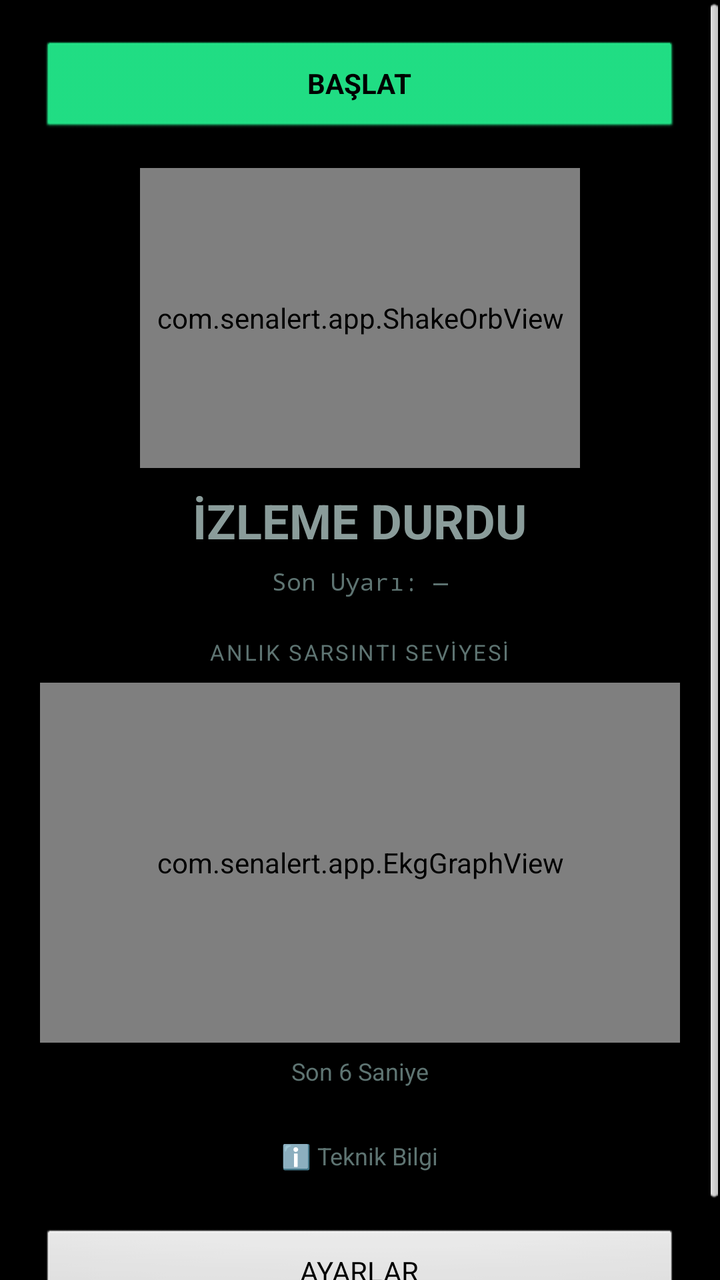
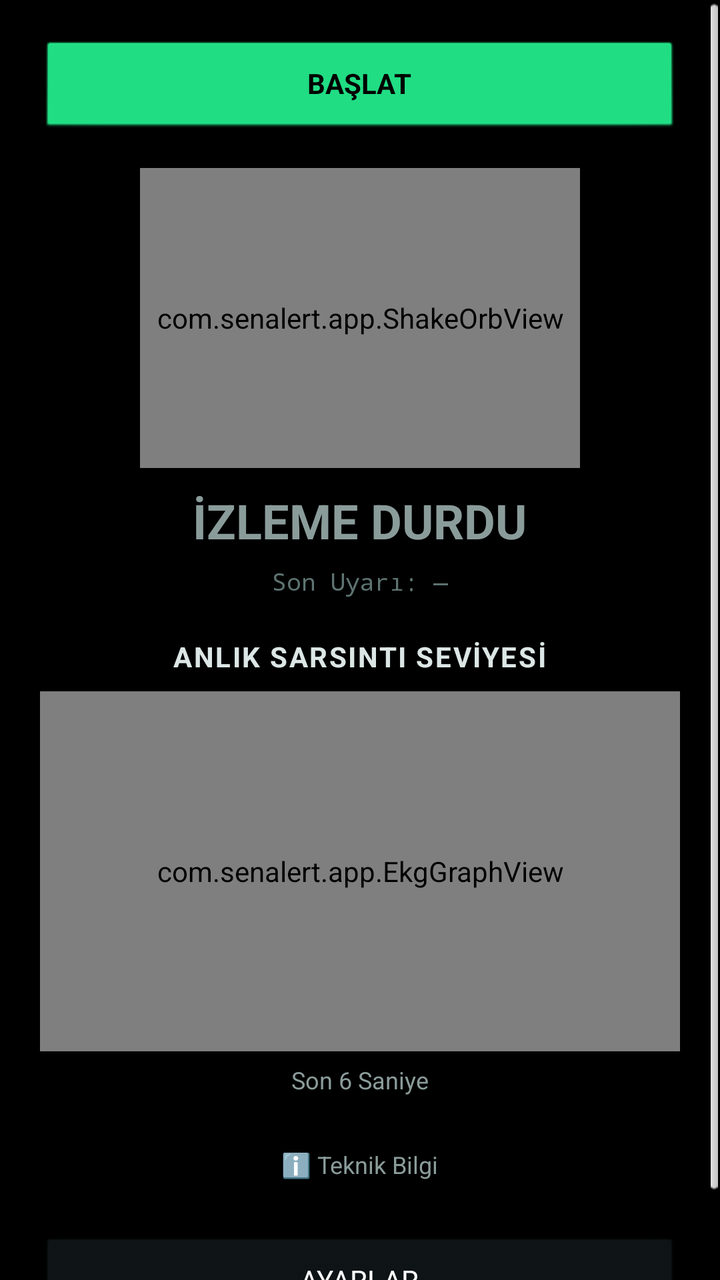

An Android layout rendered at two revisions. The XML below is the earlier revision; the diff shows what the commit changed to produce the second picture.
<!-- AndroidManifest.xml: application theme android:Theme.Black.NoTitleBar -->
<!-- res/layout/activity_main.xml -->
<?xml version="1.0" encoding="utf-8"?>
<ScrollView xmlns:android="http://schemas.android.com/apk/res/android"
    android:id="@+id/rootLayout"
    android:layout_width="match_parent"
    android:layout_height="match_parent"
    android:background="#05070707">

    <LinearLayout
        android:layout_width="match_parent"
        android:layout_height="wrap_content"
        android:orientation="vertical"
        android:padding="20dp">

        <Button
            android:id="@+id/btnToggle"
            android:layout_width="match_parent"
            android:layout_height="wrap_content"
            android:text="BAŞLAT"
            android:backgroundTint="#22E88A"
            android:textColor="#000000"
            android:textStyle="bold"/>

        <com.senalert.app.ShakeOrbView
            android:id="@+id/orbView"
            android:layout_width="220dp"
            android:layout_height="150dp"
            android:layout_gravity="center_horizontal"
            android:layout_marginTop="16dp"/>

        <TextView
            android:id="@+id/stateText"
            android:layout_width="wrap_content"
            android:layout_height="wrap_content"
            android:layout_gravity="center_horizontal"
            android:layout_marginTop="10dp"
            android:text="İZLEME DURDU"
            android:textColor="#8A9C9A"
            android:textSize="24sp"
            android:textStyle="bold"/>

        <TextView
            android:id="@+id/lastAlertText"
            android:layout_width="wrap_content"
            android:layout_height="wrap_content"
            android:layout_gravity="center_horizontal"
            android:layout_marginTop="6dp"
            android:text="Son Uyarı: —"
            android:textColor="#5E7472"
            android:textSize="12sp"
            android:fontFamily="monospace"/>

        <TextView
            android:id="@+id/alertBar"
            android:layout_width="match_parent"
            android:layout_height="wrap_content"
            android:layout_marginTop="16dp"
            android:padding="14dp"
            android:gravity="center"
            android:visibility="gone"
            android:textColor="#000000"
            android:textSize="16sp"
            android:textStyle="bold"
            android:background="#808080"/>

        <Button
            android:id="@+id/btnMute"
            android:layout_width="match_parent"
            android:layout_height="wrap_content"
            android:layout_marginTop="12dp"
            android:text="SUSTUR"
            android:backgroundTint="#FF3B30"
            android:textColor="#FFFFFF"
            android:visibility="gone"/>

        <TextView
            android:layout_width="wrap_content"
            android:layout_height="wrap_content"
            android:layout_gravity="center_horizontal"
            android:layout_marginTop="20dp"
            android:text="ANLIK SARSINTI SEVİYESİ"
            android:textColor="#5E7472"
            android:textSize="11sp"
            android:letterSpacing="0.08"/>

        <com.senalert.app.EkgGraphView
            android:id="@+id/ekgView"
            android:layout_width="match_parent"
            android:layout_height="180dp"
            android:layout_marginTop="8dp"
            android:background="#0a1112"/>

        <TextView
            android:layout_width="wrap_content"
            android:layout_height="wrap_content"
            android:layout_gravity="center_horizontal"
            android:layout_marginTop="6dp"
            android:text="Son 6 Saniye"
            android:textColor="#5E7472"
            android:textSize="12sp"/>

        <TextView
            android:id="@+id/btnInfoToggle"
            android:layout_width="wrap_content"
            android:layout_height="wrap_content"
            android:layout_gravity="center_horizontal"
            android:layout_marginTop="18dp"
            android:padding="8dp"
            android:text="ℹ️ Teknik Bilgi"
            android:textColor="#5E7472"
            android:textSize="12sp"/>

        <LinearLayout
            android:id="@+id/detailsPanel"
            android:layout_width="match_parent"
            android:layout_height="wrap_content"
            android:orientation="vertical"
            android:visibility="gone"
            android:background="#0F1517"
            android:padding="12dp"
            android:layout_marginTop="4dp">

            <TextView
                android:id="@+id/sensorText"
                android:layout_width="wrap_content"
                android:layout_height="wrap_content"
                android:layout_gravity="center_horizontal"
                android:text="X: 0.00  Y: 0.00  Z: 0.00\nΔXY: 0.00  ΔZ: 0.00"
                android:textColor="#5E7472"
                android:textSize="12sp"
                android:fontFamily="monospace"
                android:gravity="center"/>

            <TextView
                android:id="@+id/lastBroadcastText"
                android:layout_width="wrap_content"
                android:layout_height="wrap_content"
                android:layout_gravity="center_horizontal"
                android:layout_marginTop="8dp"
                android:text="Son Broadcast: —"
                android:textColor="#22E88A"
                android:textSize="11sp"
                android:fontFamily="monospace"
                android:gravity="center"/>

            <TextView
                android:layout_width="wrap_content"
                android:layout_height="wrap_content"
                android:layout_gravity="center_horizontal"
                android:layout_marginTop="6dp"
                android:text="Seviye ölçeği: 🟢 0-29 Düşük · 🟡 30-69 Orta · 🔴 70-100 Yüksek"
                android:textColor="#5E7472"
                android:textSize="10sp"
                android:gravity="center"/>
        </LinearLayout>

        <Button
            android:id="@+id/btnRecalibrate"
            android:layout_width="wrap_content"
            android:layout_height="wrap_content"
            android:layout_gravity="center_horizontal"
            android:layout_marginTop="16dp"
            android:text="YENİDEN KALİBRE ET"
            android:visibility="gone"/>

        <Button
            android:id="@+id/btnSettings"
            android:layout_width="match_parent"
            android:layout_height="wrap_content"
            android:layout_marginTop="20dp"
            android:text="AYARLAR"/>

    </LinearLayout>
</ScrollView>
<!-- resources referenced by this layout -->
<resources>

</resources>

<!-- the commit's change to res/layout/activity_main.xml (unified diff, before → after) -->
@@ -78,9 +78,10 @@
             android:layout_gravity="center_horizontal"
             android:layout_marginTop="20dp"
             android:text="ANLIK SARSINTI SEVİYESİ"
-            android:textColor="#5E7472"
-            android:textSize="11sp"
-            android:letterSpacing="0.08"/>
+            android:textColor="#DCE7E5"
+            android:textSize="14sp"
+            android:textStyle="bold"
+            android:letterSpacing="0.06"/>
 
         <com.senalert.app.EkgGraphView
             android:id="@+id/ekgView"
@@ -95,7 +96,7 @@
             android:layout_gravity="center_horizontal"
             android:layout_marginTop="6dp"
             android:text="Son 6 Saniye"
-            android:textColor="#5E7472"
+            android:textColor="#8A9C9A"
             android:textSize="12sp"/>
 
         <TextView
@@ -106,7 +107,7 @@
             android:layout_marginTop="18dp"
             android:padding="8dp"
             android:text="ℹ️ Teknik Bilgi"
-            android:textColor="#5E7472"
+            android:textColor="#8A9C9A"
             android:textSize="12sp"/>
 
         <LinearLayout
@@ -125,7 +126,7 @@
                 android:layout_height="wrap_content"
                 android:layout_gravity="center_horizontal"
                 android:text="X: 0.00  Y: 0.00  Z: 0.00\nΔXY: 0.00  ΔZ: 0.00"
-                android:textColor="#5E7472"
+                android:textColor="#DCE7E5"
                 android:textSize="12sp"
                 android:fontFamily="monospace"
                 android:gravity="center"/>
@@ -148,7 +149,7 @@
                 android:layout_gravity="center_horizontal"
                 android:layout_marginTop="6dp"
                 android:text="Seviye ölçeği: 🟢 0-29 Düşük · 🟡 30-69 Orta · 🔴 70-100 Yüksek"
-                android:textColor="#5E7472"
+                android:textColor="#8A9C9A"
                 android:textSize="10sp"
                 android:gravity="center"/>
         </LinearLayout>
@@ -160,6 +161,8 @@
             android:layout_gravity="center_horizontal"
             android:layout_marginTop="16dp"
             android:text="YENİDEN KALİBRE ET"
+            android:backgroundTint="#0F1517"
+            android:textColor="#FFFFFF"
             android:visibility="gone"/>
 
         <Button
@@ -167,7 +170,9 @@
             android:layout_width="match_parent"
             android:layout_height="wrap_content"
             android:layout_marginTop="20dp"
-            android:text="AYARLAR"/>
+            android:text="AYARLAR"
+            android:backgroundTint="#0F1517"
+            android:textColor="#FFFFFF"/>
 
     </LinearLayout>
 </ScrollView>
